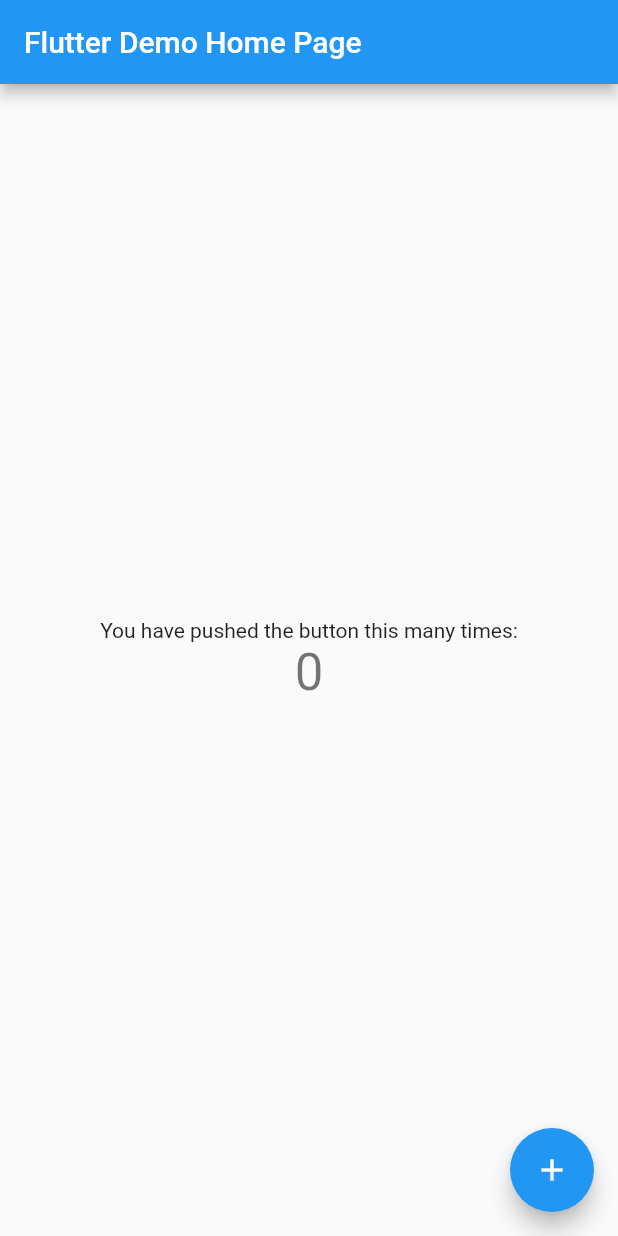
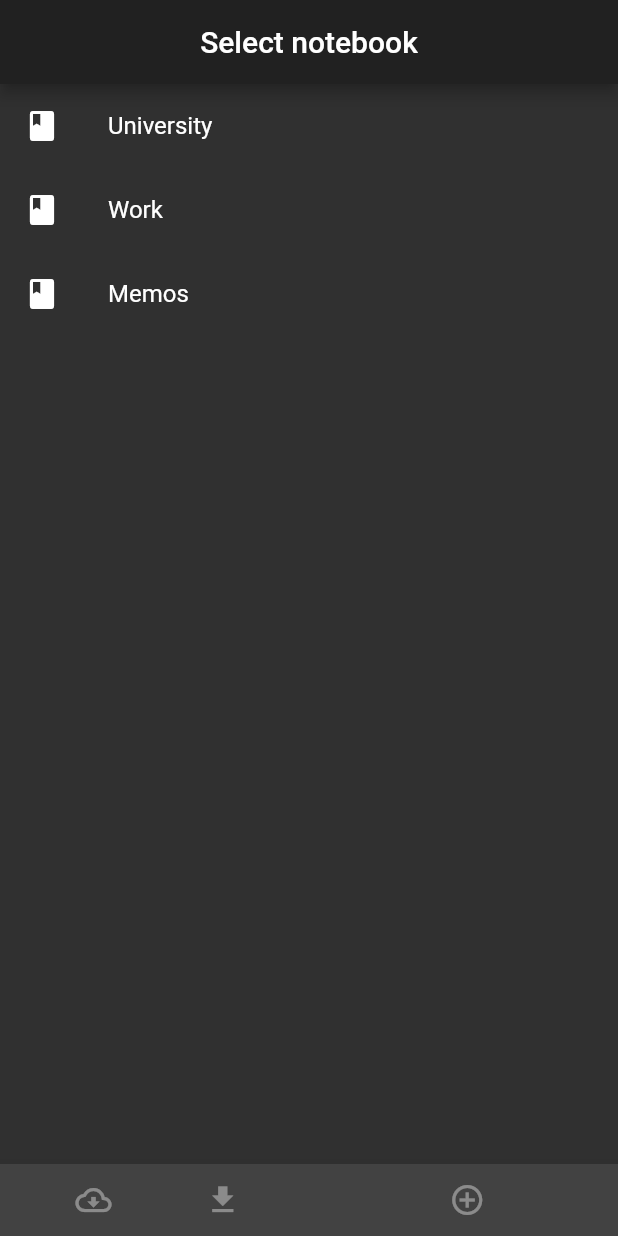
Before and after one commit to attilio-oliva/UniNote, a Flutter app: the screen it shows after launch, on a phone screen of 412 x 824 dp. Run offline on Flutter 3.47's test engine with Material 2 defaults, Android fonts, the light colour scheme and no system bars.

Commit message:
First basic UI frame implemented

```diff
--- a/lib/main.dart
+++ b/lib/main.dart
@@ -1,113 +1,18 @@
 import 'package:flutter/material.dart';
+import 'widgets/ListSelection.dart';
 
 void main() {
   runApp(MyApp());
 }
 
 class MyApp extends StatelessWidget {
-  // This widget is the root of your application.
   @override
   Widget build(BuildContext context) {
     return MaterialApp(
-      title: 'Flutter Demo',
-      theme: ThemeData(
-        // This is the theme of your application.
-        //
-        // Try running your application with "flutter run". You'll see the
-        // application has a blue toolbar. Then, without quitting the app, try
-        // changing the primarySwatch below to Colors.green and then invoke
-        // "hot reload" (press "r" in the console where you ran "flutter run",
-        // or simply save your changes to "hot reload" in a Flutter IDE).
-        // Notice that the counter didn't reset back to zero; the application
-        // is not restarted.
-        primarySwatch: Colors.blue,
-      ),
-      home: MyHomePage(title: 'Flutter Demo Home Page'),
+      title: 'UniNote',
+      theme: ThemeData.dark(),
+      debugShowCheckedModeBanner: false,
+      home: ListSelection(title: 'Select notebook'),
     );
   }
 }
-
-class MyHomePage extends StatefulWidget {
-  MyHomePage({Key key, this.title}) : super(key: key);
-
-  // This widget is the home page of your application. It is stateful, meaning
-  // that it has a State object (defined below) that contains fields that affect
-  // how it looks.
-
-  // This class is the configuration for the state. It holds the values (in this
-  // case the title) provided by the parent (in this case the App widget) and
-  // used by the build method of the State. Fields in a Widget subclass are
-  // always marked "final".
-
-  final String title;
-
-  @override
-  _MyHomePageState createState() => _MyHomePageState();
-}
-
-class _MyHomePageState extends State<MyHomePage> {
-  int _counter = 0;
-
-  void _incrementCounter() {
-    setState(() {
-      // This call to setState tells the Flutter framework that something has
-      // changed in this State, which causes it to rerun the build method below
-      // so that the display can reflect the updated values. If we changed
-      // _counter without calling setState(), then the build method would not be
-      // called again, and so nothing would appear to happen.
-      _counter++;
-    });
-  }
-
-  @override
-  Widget build(BuildContext context) {
-    // This method is rerun every time setState is called, for instance as done
-    // by the _incrementCounter method above.
-    //
-    // The Flutter framework has been optimized to make rerunning build methods
-    // fast, so that you can just rebuild anything that needs updating rather
-    // than having to individually change instances of widgets.
-    return Scaffold(
-      appBar: AppBar(
-        // Here we take the value from the MyHomePage object that was created by
-        // the App.build method, and use it to set our appbar title.
-        title: Text(widget.title),
-      ),
-      body: Center(
-        // Center is a layout widget. It takes a single child and positions it
-        // in the middle of the parent.
-        child: Column(
-          // Column is also a layout widget. It takes a list of children and
-          // arranges them vertically. By default, it sizes itself to fit its
-          // children horizontally, and tries to be as tall as its parent.
-          //
-          // Invoke "debug painting" (press "p" in the console, choose the
-          // "Toggle Debug Paint" action from the Flutter Inspector in Android
-          // Studio, or the "Toggle Debug Paint" command in Visual Studio Code)
-          // to see the wireframe for each widget.
-          //
-          // Column has various properties to control how it sizes itself and
-          // how it positions its children. Here we use mainAxisAlignment to
-          // center the children vertically; the main axis here is the vertical
-          // axis because Columns are vertical (the cross axis would be
-          // horizontal).
-          mainAxisAlignment: MainAxisAlignment.center,
-          children: <Widget>[
-            Text(
-              'You have pushed the button this many times:',
-            ),
-            Text(
-              '$_counter',
-              style: Theme.of(context).textTheme.headline4,
-            ),
-          ],
-        ),
-      ),
-      floatingActionButton: FloatingActionButton(
-        onPressed: _incrementCounter,
-        tooltip: 'Increment',
-        child: Icon(Icons.add),
-      ), // This trailing comma makes auto-formatting nicer for build methods.
-    );
-  }
-}
--- /dev/null
+++ b/lib/widgets/ListSelection.dart
@@ -0,0 +1,61 @@
+import 'package:flutter/material.dart';
+
+class ListSelection extends StatefulWidget {
+  ListSelection({Key key, this.title}) : super(key: key);
+
+  final String title;
+  final List<String> items = ["University", "Work", "Memos"];
+
+  @override
+  _NotebookSelection createState() => _NotebookSelection();
+}
+
+class _NotebookSelection extends State<ListSelection> {
+  void reorderData(int oldindex, int newindex) {
+    setState(() {
+      if (newindex > oldindex) {
+        newindex -= 1;
+      }
+      final String item = widget.items.removeAt(oldindex);
+      widget.items.insert(newindex, item);
+    });
+  }
+
+  void sorting() {
+    setState(() {
+      widget.items.sort();
+    });
+  }
+
+  @override
+  Widget build(BuildContext context) {
+    return Scaffold(
+      appBar: AppBar(
+        title: Text(widget.title),
+        centerTitle: true,
+      ),
+      body: ReorderableListView(
+        children: <Widget>[
+          for (final String item in widget.items)
+            ListTile(
+              key: ValueKey(item),
+              title: Text(item),
+              leading: Icon(Icons.book),
+            ),
+        ],
+        onReorder: reorderData,
+      ),
+      bottomNavigationBar: BottomAppBar(
+        child: Row(children: [
+          Spacer(),
+          IconButton(icon: Icon(Icons.cloud_download_outlined)),
+          Spacer(),
+          IconButton(icon: Icon(Icons.file_download)),
+          Spacer(flex: 3),
+          IconButton(icon: Icon(Icons.add_circle_outline)),
+          Spacer(flex: 2),
+        ]),
+      ),
+    );
+  }
+}
```
